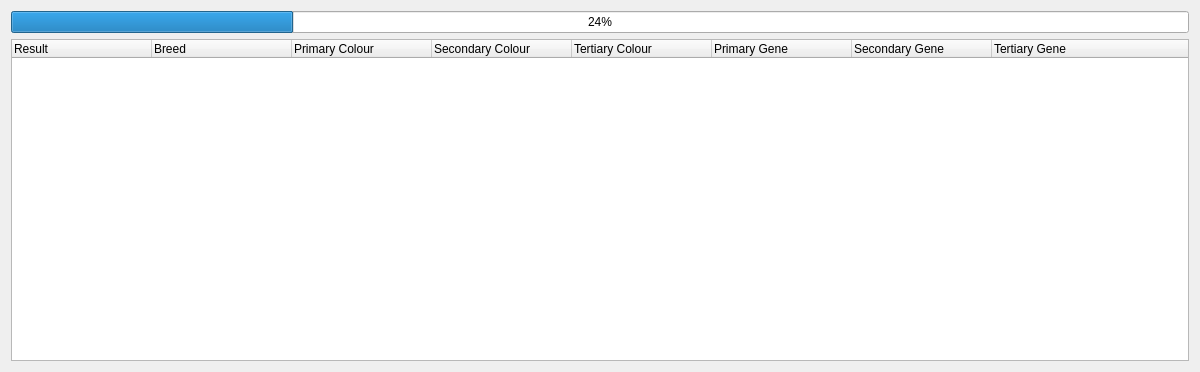
Above: pairingresultsdialog.ui from TheCalpolMan/flight-rising-breeding-tracker before the change. Below: the same form after it.
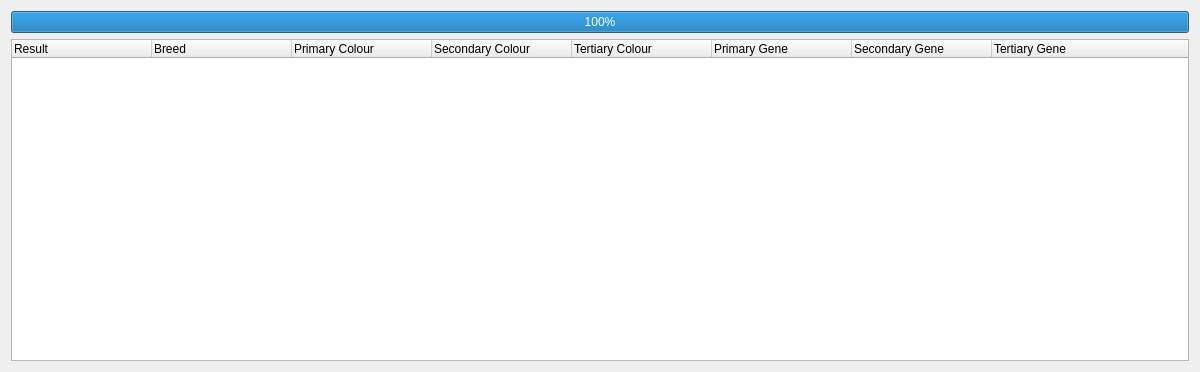
That is the form after the change.

```diff
--- a/pairingresultsdialog.ui
+++ b/pairingresultsdialog.ui
@@ -67,7 +67,7 @@
    <item row="0" column="0">
     <widget class="QProgressBar" name="progressBar">
      <property name="value">
-      <number>24</number>
+      <number>100</number>
      </property>
     </widget>
    </item>
```
